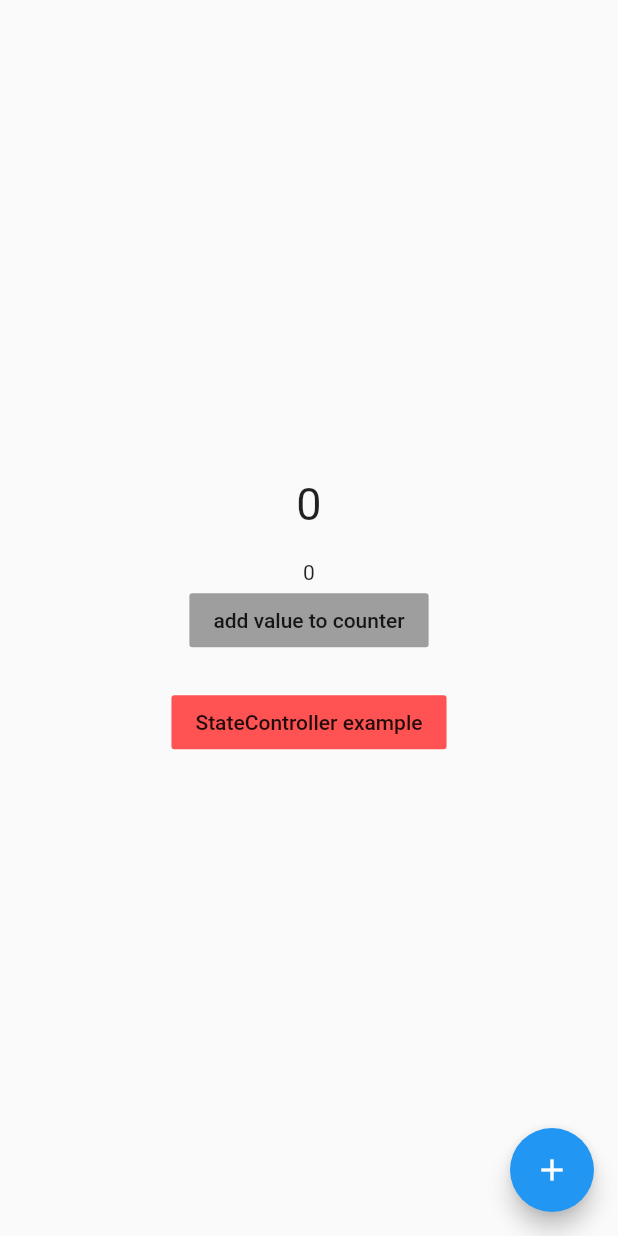
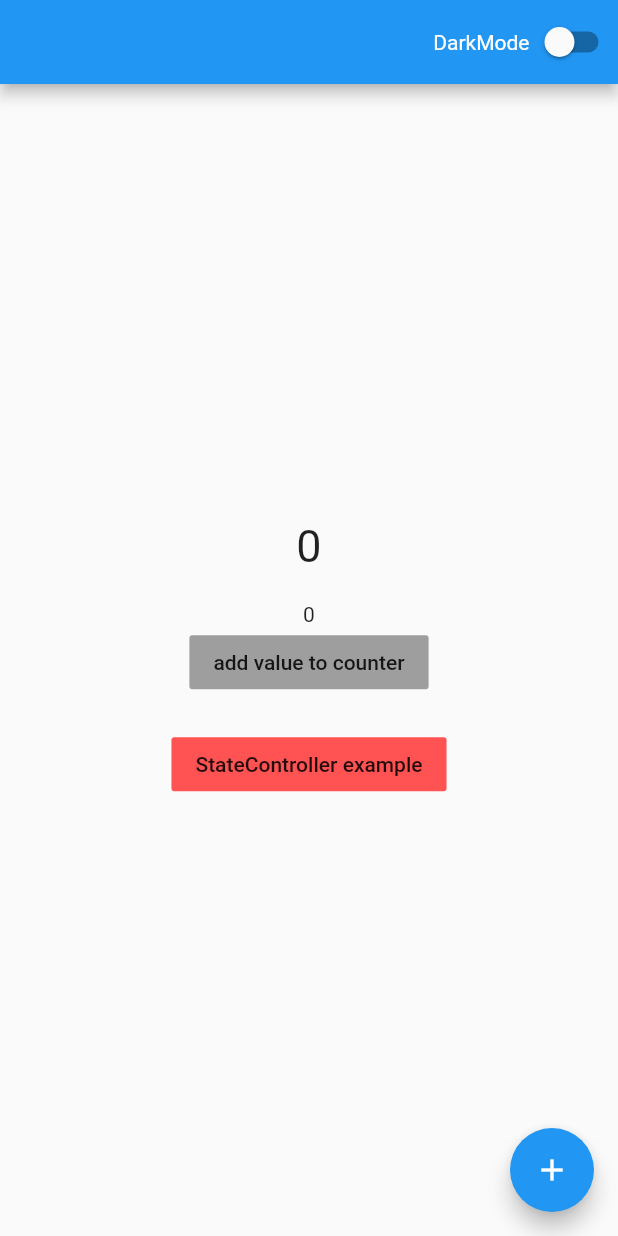
Before and after one commit to darwin-morocho/flutter-meedu, a Flutter app: the HomePage screen opened directly, on a phone screen of 412 x 824 dp. Run offline on Flutter 3.47's test engine with Material 2 defaults, Android fonts, the light colour scheme and no system bars; our stand-ins replace equatable; missing offline and left inert: dart:html.

Commit message:
added change theme example

```diff
--- a/packages/flutter_meedu/example/lib/pages/home/home_page.dart
+++ b/packages/flutter_meedu/example/lib/pages/home/home_page.dart
@@ -1,6 +1,7 @@
 import 'package:flutter/material.dart';
 import 'package:flutter_meedu/router.dart' as router;
 import 'package:flutter_meedu/state.dart';
+import 'package:meedu_example/main.dart';
 import 'home_controller.dart';
 
 class HomePage extends StatelessWidget {
@@ -26,6 +27,18 @@ class HomePage extends StatelessWidget {
       onAfterFirstLayout: this.onAfterFirstLayout,
       onDispose: this.onDispose,
       child: Scaffold(
+        appBar: AppBar(
+          actions: [
+            Row(
+              children: [
+                Text("DarkMode"),
+                SimpleBuilder<AppThemeController>(
+                  builder: (_) => Switch(value: _.darkMode, onChanged: _.onToggleTheme),
+                )
+              ],
+            )
+          ],
+        ),
         body: SafeArea(
           child: Container(
             width: double.infinity,
--- a/packages/flutter_meedu/lib/src/state/provider.dart
+++ b/packages/flutter_meedu/lib/src/state/provider.dart
@@ -64,8 +64,7 @@ class Provider<T extends BaseController> extends SingleChildStatelessWidget {
           // if the controller is not disposed
           if (!controller.disposed) {
             controller.onAfterFirstLayout();
-            if (this.onAfterFirstLayout != null)
-              this.onAfterFirstLayout(e, controller);
+            if (this.onAfterFirstLayout != null) this.onAfterFirstLayout(e, controller);
           }
         });
         return () {};
```
Also changed, not shown: packages/flutter_meedu/example/lib/main.dart (+34 -32 lines).
